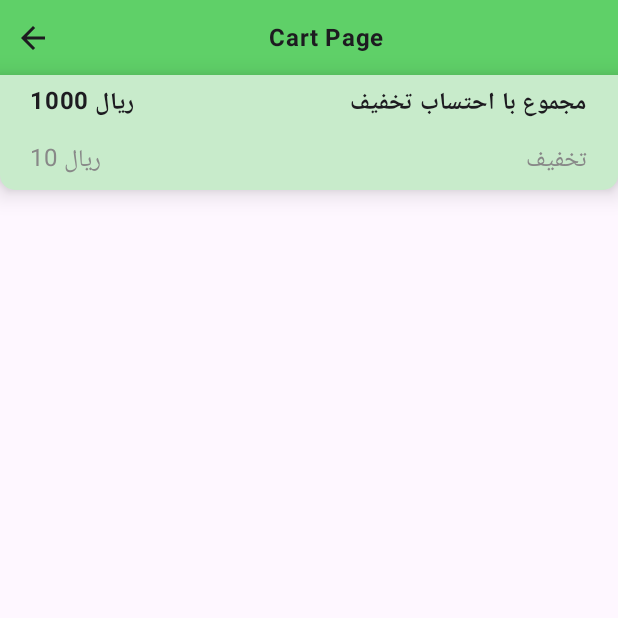
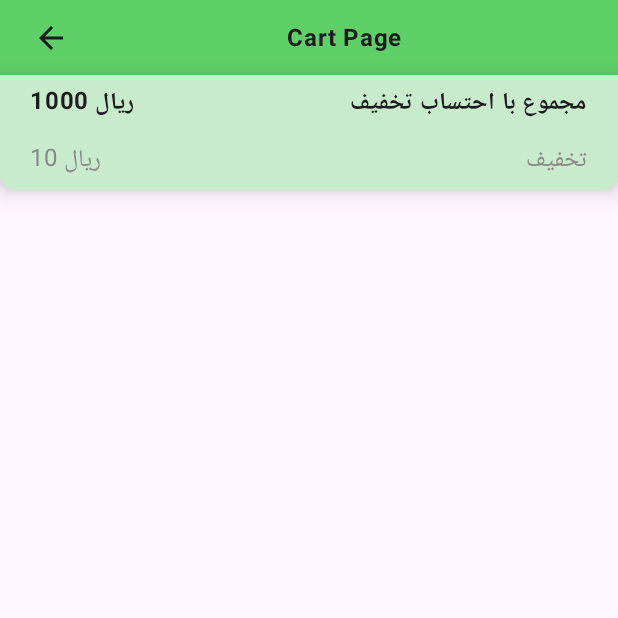
Before and after one commit to AbbasTestAccount/Shabrangkala, an Android app built with Jetpack Compose: the composable CartTopBar shown on its own in the app's theme, on a phone screen of 412 x 824 dp, the top half of it. Run offline under Robolectric (Android 15) with nearby library versions, the phone set to English and light mode, and no system bars; libraries missing offline, so code that uses them is left out: dev.burnoo.cokoin; pictures from the network do not load; 1 statement that could not run was skipped.

Commit message:
fix back icon logic in cartScreen

```diff
--- a/app/src/main/java/com/example/shabrangkala/ui/featurs/cartScreen/CartScreen.kt
+++ b/app/src/main/java/com/example/shabrangkala/ui/featurs/cartScreen/CartScreen.kt
@@ -35,6 +35,7 @@ import androidx.compose.material3.DismissDirection
 import androidx.compose.material3.DismissValue
 import androidx.compose.material3.ExperimentalMaterial3Api
 import androidx.compose.material3.Icon
+import androidx.compose.material3.IconButton
 import androidx.compose.material3.ModalBottomSheet
 import androidx.compose.material3.OutlinedTextField
 import androidx.compose.material3.Scaffold
@@ -65,6 +66,7 @@ import androidx.compose.ui.text.font.FontWeight
 import androidx.compose.ui.text.style.TextAlign
 import androidx.compose.ui.unit.dp
 import androidx.compose.ui.unit.sp
+import androidx.navigation.NavHostController
 import coil.compose.AsyncImage
 import com.example.shabrangkala.R
 import com.example.shabrangkala.model.data.ProductToSaveInCartList
@@ -91,7 +93,7 @@ fun CartScreen() {
 
 
 
-    Scaffold(topBar = { CartTopBar() }, snackbarHost = { SnackbarHost(snackbarHostState) }) {
+    Scaffold(topBar = { CartTopBar(navController) }, snackbarHost = { SnackbarHost(snackbarHostState) }) {
         Box(modifier = Modifier.fillMaxSize()) {
 
 
@@ -236,7 +238,7 @@ fun BottomContent(openBottomSheet: MutableState<Boolean>) {
 }
 
 @Composable
-fun CartTopBar() {
+fun CartTopBar(navController: NavHostController) {
     Column(modifier = Modifier.fillMaxWidth()) {
         Box(
             modifier = Modifier
@@ -249,11 +251,13 @@ fun CartTopBar() {
                 verticalAlignment = Alignment.CenterVertically,
                 horizontalArrangement = Arrangement.SpaceBetween
             ) {
-                Icon(
-                    painter = painterResource(id = R.drawable.back),
-                    contentDescription = "back",
-                    Modifier.padding(start = 10.dp)
-                )
+                IconButton(onClick = { navController.popBackStack() } , Modifier.padding(start = 10.dp)) {
+                    Icon(
+                        painter = painterResource(id = R.drawable.back),
+                        contentDescription = "back",
+
+                    )
+                }
                 Text(text = "Cart Page", fontWeight = FontWeight.Bold)
                 Spacer(modifier = Modifier.width(10.dp))
 
```
